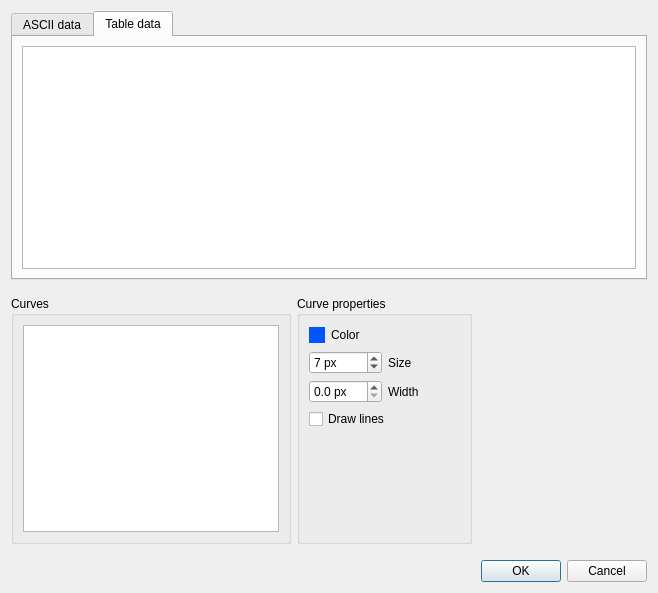
Old version of the form src/client/setupcurvesdialog.ui in the repository uazure/qLab.
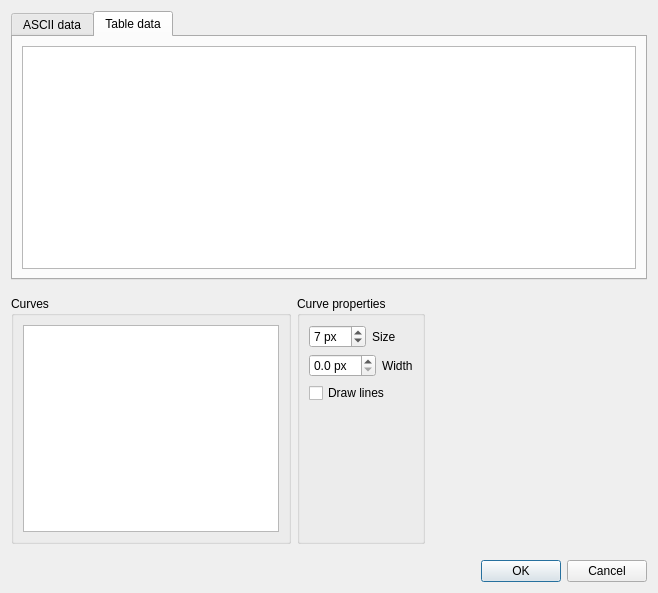
New version of the form.

Commit message:
Color selection for curves now work
TODO: implement width, size, line style and other properties change

What changed in the file:
```diff
--- a/src/client/setupcurvesdialog.ui
+++ b/src/client/setupcurvesdialog.ui
@@ -75,53 +75,7 @@
            </property>
            <layout class="QVBoxLayout" name="verticalLayout_5">
             <item>
-             <layout class="QHBoxLayout" name="horizontalLayout_2">
-              <item>
-               <widget class="QLabel" name="curveColorLabel">
-                <property name="minimumSize">
-                 <size>
-                  <width>16</width>
-                  <height>16</height>
-                 </size>
-                </property>
-                <property name="maximumSize">
-                 <size>
-                  <width>16</width>
-                  <height>16</height>
-                 </size>
-                </property>
-                <property name="toolTip">
-                 <string>Color of the curve</string>
-                </property>
-                <property name="styleSheet">
-                 <string notr="true">background-color: rgb(0, 85, 255);</string>
-                </property>
-                <property name="text">
-                 <string/>
-                </property>
-               </widget>
-              </item>
-              <item>
-               <widget class="QLabel" name="curveColorTextLabel">
-                <property name="text">
-                 <string>Color</string>
-                </property>
-               </widget>
-              </item>
-              <item>
-               <spacer name="horizontalSpacer">
-                <property name="orientation">
-                 <enum>Qt::Horizontal</enum>
-                </property>
-                <property name="sizeHint" stdset="0">
-                 <size>
-                  <width>40</width>
-                  <height>20</height>
-                 </size>
-                </property>
-               </spacer>
-              </item>
-             </layout>
+             <layout class="QHBoxLayout" name="colorSelectLayout"/>
             </item>
             <item>
              <layout class="QHBoxLayout" name="horizontalLayout_3">
```
Left out of the diff: 6 changed lines with no effect on the pictures. The commit also changes 5 other files.
